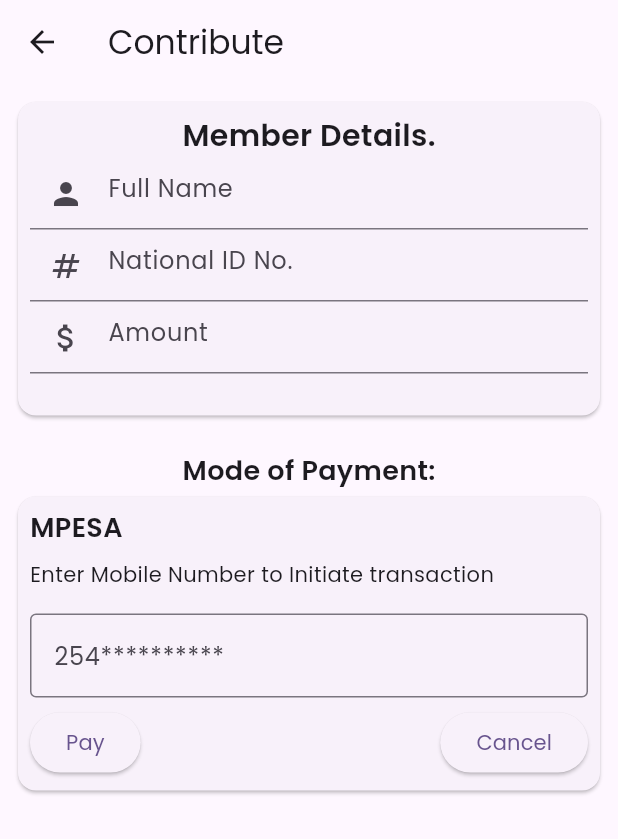
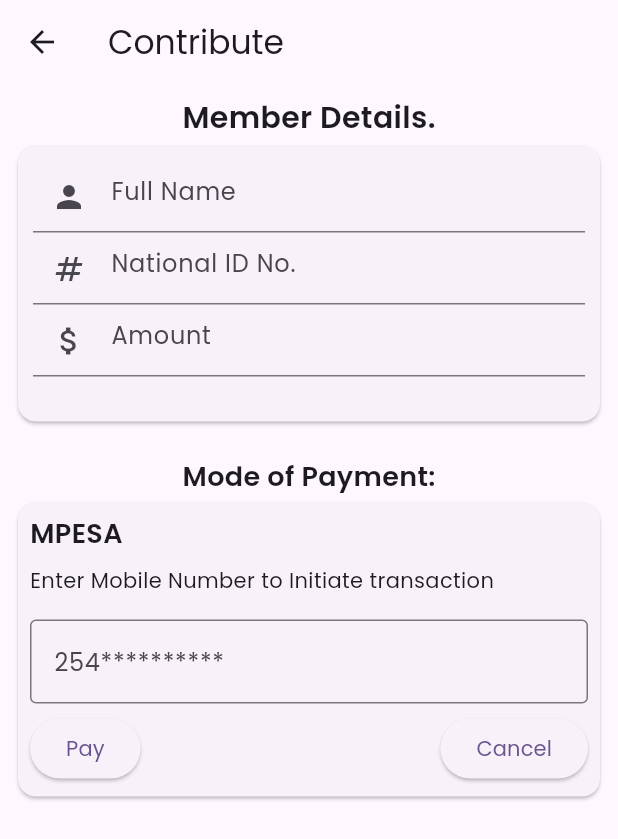
Before and after one commit to stevenjoro098/Sacco-Flutter-App, a Flutter app: the screen it shows after launch, after a tap on "Make Contribution", on a phone screen of 412 x 824 dp. Shown: the top 839 px of the screen. Run offline on Flutter 3.47's test engine with Material 3 defaults, Android fonts, the light colour scheme and no system bars; network calls fail; Roboto replaces fonts that are missing (poppins).

Commit message:
UI updates

```diff
--- a/lib/main.dart
+++ b/lib/main.dart
@@ -1,4 +1,6 @@
+import 'package:flutter/cupertino.dart';
 import 'package:flutter/material.dart';
+import 'package:flutter/widgets.dart';
 
 import 'register.dart';
 import 'make_contribution.dart';
@@ -119,31 +121,45 @@
               padding: const EdgeInsets.all(8.0),
               child: Row(
                 //mainAxisSize: MainAxisSize.min,
-                mainAxisAlignment: MainAxisAlignment.spaceEvenly,
+                mainAxisAlignment: MainAxisAlignment.spaceBetween,
                 children: [
-                  ElevatedButton(
+                  Expanded(
+                    child: ElevatedButton(
                       onPressed:(){
                         Navigator.push(context,
                             MaterialPageRoute(builder: (context) => const loanCalculator()));
 
                       },
+                      style: ElevatedButton.styleFrom(
+                        shape: RoundedRectangleBorder(
+                          borderRadius: BorderRadius.circular(8.0)
+                        )
+                      ),
                       child: const Padding(
                         padding: EdgeInsets.all(4.5),
                         child: Column(
                           children: [
                             Icon(Icons.calculate),
-                          Text('Loan Calculator')
+                            //SizedBox(height: 5,),
+                            Text('Loan Calc')
                           ],
                         ),
                       ),
                     ),
-
-                  ElevatedButton(
+                  ),
+                  const SizedBox(width: 20,),
+                  Expanded(
+                    child: ElevatedButton(
                       onPressed:(){
                         Navigator.push(context,
                             MaterialPageRoute(builder: (context) => const Loans()));
 
                       } ,
+                      style: ElevatedButton.styleFrom(
+                          shape: RoundedRectangleBorder(
+                              borderRadius: BorderRadius.circular(8.0)
+                          )
+                      ),
                       child: const Padding(
                         padding: EdgeInsets.all(4.5),
                          child: Column(
@@ -153,6 +169,8 @@
                           ],
                         ),
                       ),
+
+                    ),
                   )
                 ],
               ),
@@ -161,8 +179,33 @@
                 padding: EdgeInsets.all(8.0),
               child: Row(
                 children: [
-                  ElevatedButton(
+                  Expanded(
+                    child: ElevatedButton(
                         onPressed: (){},
+                      style: ElevatedButton.styleFrom(
+                          shape: RoundedRectangleBorder(
+                              borderRadius: BorderRadius.circular(8.0)
+                          )
+                      ),
+                        child: const Column(
+                          children: [
+                            Icon(Icons.attach_money),
+                            Text('Dividends Calc')
+                          ],
+                        ),
+                    ),
+                  ),
+                  const SizedBox(width: 10,),
+                  Expanded(
+                    child: ElevatedButton(
+                        onPressed: (){
+
+                        },
+                        style: ElevatedButton.styleFrom(
+                            shape: RoundedRectangleBorder(
+                                borderRadius: BorderRadius.circular(8.0)
+                            )
+                        ),
                         child: const Column(
                           children: [
                             Icon(Icons.attach_money),
@@ -170,14 +213,6 @@
                           ],
                         )
                     ),
-                  ElevatedButton(
-                      onPressed: (){},
-                      child: const Column(
-                        children: [
-                          Icon(Icons.attach_money),
-                          Text('Dividends')
-                        ],
-                      )
                   )
                 ],
               ),
--- a/lib/make_contribution.dart
+++ b/lib/make_contribution.dart
@@ -68,20 +68,21 @@
         padding: const EdgeInsets.all(8.0),
         child: Column(
           children: [
+            const Text(
+                'Member Details.',
+                style: TextStyle(
+                  fontFamily: 'poppins',
+                  fontSize: 20,
+                  fontWeight: FontWeight.bold,
+
+                )
+            ),
             Card(
               child: Padding(
-                padding: const EdgeInsets.all(8.0),
+                padding: const EdgeInsets.all(10.0),
                 child: Column(
                   children: [
-                    const Text(
-                        'Member Details.',
-                        style: TextStyle(
-                          fontFamily: 'poppins',
-                          fontSize: 20,
-                          fontWeight: FontWeight.bold,
 
-                        )
-                    ),
                     TextFormField(
                       controller: _fullnameController,
                       decoration: const InputDecoration(
```
Also changed, not shown: lib/loans.dart (+28 -3 lines). Lines whose indentation alone changed are shown as unchanged.
